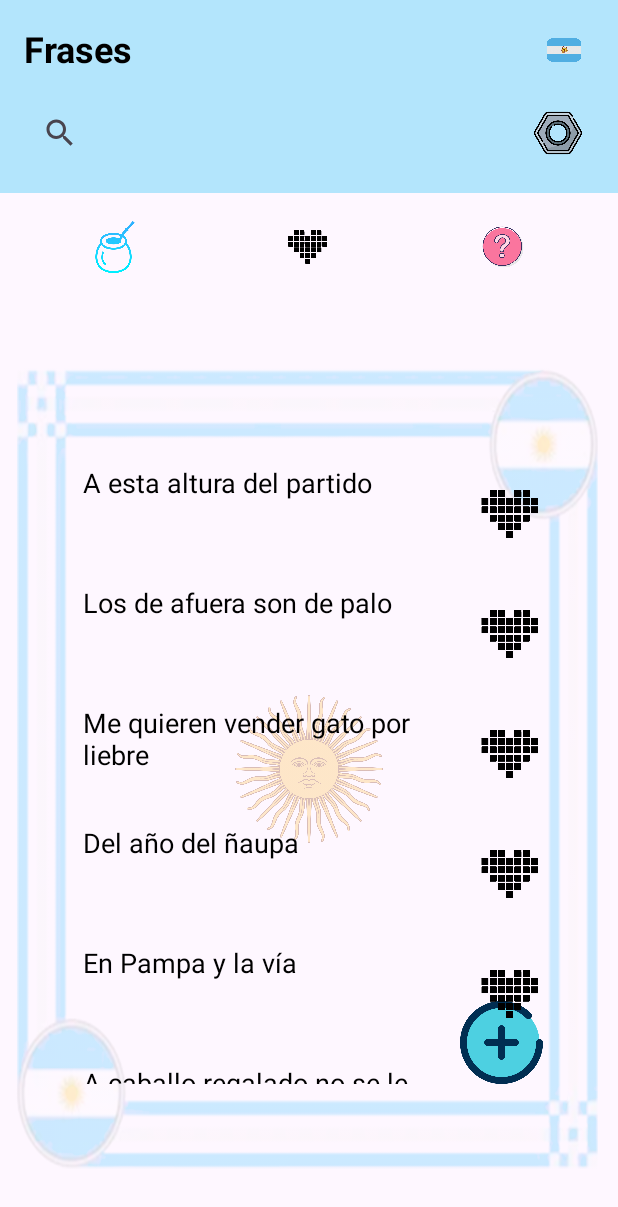
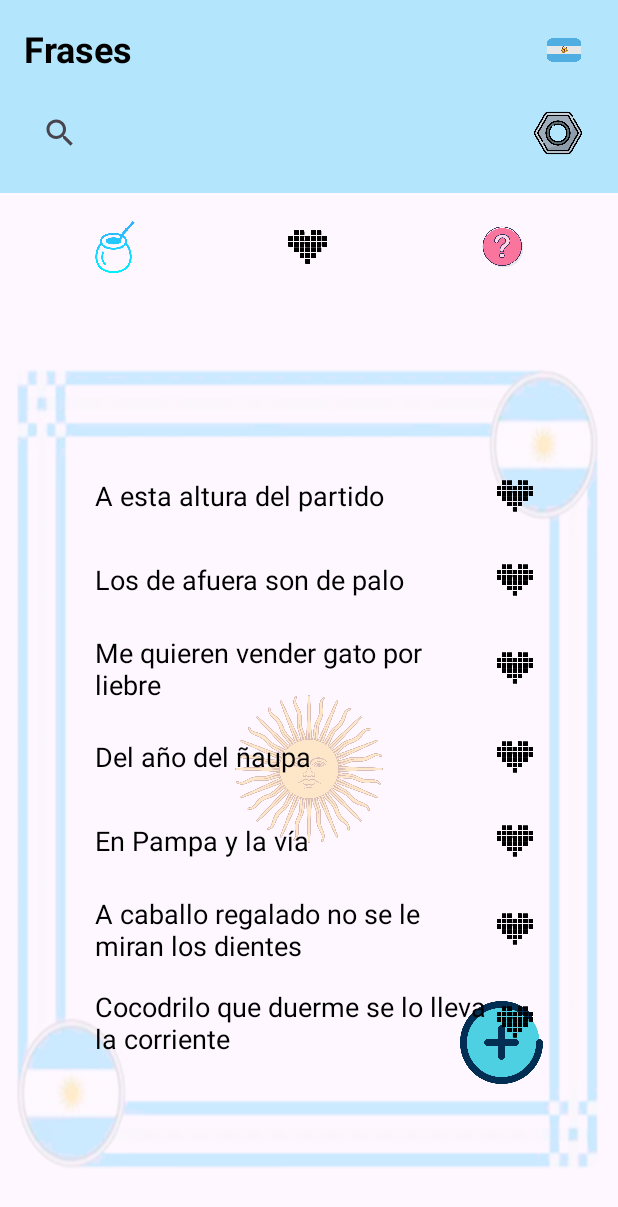
Before and after one commit to GonzaloMModic/final-am-acn4av-modic, an Android app: the screen it shows after launch (MainActivity), on a phone screen of 412 x 824 dp. Shown: the top 1207 px of the screen. Run offline under Robolectric (Android 15) with nearby library versions, the phone set to English and light mode, and no system bars.

Commit message:
feat: agregar RecyclerView, SearchView y adapter para lista principal y favoritos

```diff
--- a/app/src/main/java/com/example/am_acn4av_modic/FraseAdapter.java
+++ b/app/src/main/java/com/example/am_acn4av_modic/FraseAdapter.java
@@ -5,6 +5,7 @@ import android.content.Intent;
 import android.view.LayoutInflater;
 import android.view.View;
 import android.view.ViewGroup;
+import android.widget.ImageButton;
 import android.widget.TextView;
 
 import androidx.annotation.NonNull;
@@ -12,16 +13,23 @@ import androidx.recyclerview.widget.RecyclerView;
 
 import java.util.ArrayList;
 import java.util.List;
+import java.util.Set;
+import java.util.function.Consumer;
 
 public class FraseAdapter extends RecyclerView.Adapter<FraseAdapter.FraseViewHolder> {
+
     private List<Frase> frasesOriginales;
     private List<Frase> frasesFiltradas;
     private Context context;
+    private Set<Integer> frasesFavoritas;
+    private Consumer<Frase> onFavoritoAgregado;
 
-    public FraseAdapter(List<Frase> listaFrases, Context context) {
-        this.frasesOriginales = listaFrases;
-        this.frasesFiltradas = new ArrayList<>(listaFrases);
+    public FraseAdapter(List<Frase> frases, Context context, Set<Integer> frasesFavoritas, Consumer<Frase> onFavoritoAgregado) {
+        this.frasesOriginales = new ArrayList<>(frases); // backup completo
+        this.frasesFiltradas = new ArrayList<>(frases);  // lista que se muestra
         this.context = context;
+        this.frasesFavoritas = frasesFavoritas;
+        this.onFavoritoAgregado = onFavoritoAgregado;
     }
 
     @NonNull
@@ -32,14 +40,37 @@ public class FraseAdapter extends RecyclerView.Adapter<FraseAdapter.FraseViewHol
     }
 
     @Override
-    public void onBindViewHolder(@NonNull FraseViewHolder holder, int position) {
+    public void onBindViewHolder(FraseViewHolder holder, int position) {
         Frase frase = frasesFiltradas.get(position);
         holder.textoFrase.setText(frase.getFrase());
-        holder.textoOrigen.setText("Origen: " + frase.getOrigen());
 
+        // Cambiar el icono del corazón según si está en favoritos
+        if (frasesFavoritas.contains(frase.getIdFrase())) {
+            holder.btnFav.setImageResource(R.drawable.corazon_on);
+        } else {
+            holder.btnFav.setImageResource(R.drawable.corazon_off);
+        }
+
+        // Listener para el botón de favorito
+        holder.btnFav.setOnClickListener(v -> {
+            if (frasesFavoritas.contains(frase.getIdFrase())) {
+                frasesFavoritas.remove(frase.getIdFrase());
+                holder.btnFav.setImageResource(R.drawable.corazon_off);
+            } else {
+                frasesFavoritas.add(frase.getIdFrase());
+                holder.btnFav.setImageResource(R.drawable.corazon_on);
+            }
+        });
+
+        // Listener para ir a DetalleActivity
         holder.itemView.setOnClickListener(v -> {
             Intent intent = new Intent(context, DetalleActivity.class);
-            intent.putExtra("fraseSeleccionada", frase.getFrase()); // O podés pasar el idFrase
+            intent.putExtra("idFrase", frase.getIdFrase());
+            intent.putExtra("frase", frase.getFrase());
+            intent.putExtra("origen", frase.getOrigen());
+            intent.putExtra("significado", frase.getSignificado());
+            intent.putExtra("ejemploUso", frase.getEjemploUso());
+            intent.putExtra("nivelUso", frase.getNivelUso());
             context.startActivity(intent);
         });
     }
@@ -49,28 +80,32 @@ public class FraseAdapter extends RecyclerView.Adapter<FraseAdapter.FraseViewHol
         return frasesFiltradas.size();
     }
 
+
     public void filtrar(String texto) {
         frasesFiltradas.clear();
         if (texto.isEmpty()) {
             frasesFiltradas.addAll(frasesOriginales);
         } else {
-            texto = texto.toLowerCase();
-            for (Frase f : frasesOriginales) {
-                if (f.getFrase().toLowerCase().contains(texto)) {
-                    frasesFiltradas.add(f);
+            String textoLower = texto.toLowerCase();
+            for (Frase frase : frasesOriginales) {
+                if (frase.getFrase().toLowerCase().contains(textoLower)) {
+                    frasesFiltradas.add(frase);
                 }
             }
         }
         notifyDataSetChanged();
     }
 
+
+
     static class FraseViewHolder extends RecyclerView.ViewHolder {
-        TextView textoFrase, textoOrigen;
+        TextView textoFrase;
+        ImageButton btnFav;
 
         public FraseViewHolder(@NonNull View itemView) {
             super(itemView);
             textoFrase = itemView.findViewById(R.id.textoFrase);
-            textoOrigen = itemView.findViewById(R.id.textoOrigen);
+            btnFav = itemView.findViewById(R.id.btnFav);
         }
     }
 }
--- a/app/src/main/java/com/example/am_acn4av_modic/MainActivity.java
+++ b/app/src/main/java/com/example/am_acn4av_modic/MainActivity.java
@@ -6,28 +6,34 @@ import android.util.Log;
 import android.view.View;
 import android.widget.ImageButton;
 import android.widget.LinearLayout;
-import android.widget.ScrollView;
 import android.widget.TextView;
-
+import androidx.appcompat.widget.SearchView;
 import androidx.activity.EdgeToEdge;
 import androidx.appcompat.app.AppCompatActivity;
 import androidx.core.graphics.Insets;
 import androidx.core.view.ViewCompat;
 import androidx.core.view.WindowInsetsCompat;
+import androidx.recyclerview.widget.LinearLayoutManager;
+import androidx.recyclerview.widget.RecyclerView;
 
 import java.util.ArrayList;
 import java.util.List;
 import java.util.Random;
+import java.util.HashSet;
+import java.util.Set;
 
 public class MainActivity extends AppCompatActivity {
+    private RecyclerView recyclerView;
+    private FraseAdapter adapter;
+    private ArrayList<Frase> frases = new ArrayList<>();
+    private Set<Integer> frasesFavoritas = new HashSet<>();
 
-    private LinearLayout linearLayoutFrases;
-    private LinearLayout layoutFrasesFavoritas;
+    private RecyclerView recyclerFavoritos;
+    private FraseAdapter adapterFavoritos;
+
+    //----
     private TextView tituloFrases;
     private LinearLayout layoutFraseDelDia;
-
-    private final List<String> frases = new ArrayList<>();
-    protected List<String> frasesFavoritas = new ArrayList<>();
 
     @Override
     protected void onCreate(Bundle savedInstanceState) {
@@ -38,24 +44,29 @@ public class MainActivity extends AppCompatActivity {
         ViewCompat.setOnApplyWindowInsetsListener(findViewById(R.id.main), (v, insets) -> {
             Insets systemBars = insets.getInsets(WindowInsetsCompat.Type.systemBars());
             v.setPadding(systemBars.left, systemBars.top, systemBars.right, systemBars.bottom);
+
             return insets;
         });
 
+        SearchView searchView = findViewById(R.id.barraBusqueda);
+        recyclerView = findViewById(R.id.recyclerViewFrases);
+        recyclerView.setLayoutManager(new LinearLayoutManager(this));
+        recyclerFavoritos = findViewById(R.id.recyclerFavoritos);
+        recyclerFavoritos.setLayoutManager(new LinearLayoutManager(this));
+
+
         tituloFrases = findViewById(R.id.tituloFrases);
-        layoutFrasesFavoritas = findViewById(R.id.frasesFavoritas);
-        linearLayoutFrases = findViewById(R.id.frasesContainer);
-        LinearLayout layoutFraseDelDia = findViewById(R.id.fraseDelDia);
+
+        layoutFraseDelDia = findViewById(R.id.fraseDelDia);
 
         ImageButton btnInicio = findViewById(R.id.btnInicio);
         ImageButton btnFavoritos = findViewById(R.id.btnFavoritos);
         ImageButton btnFraseDia = findViewById(R.id.btnFraseDia);
 
-        ScrollView scrollFavoritos = findViewById(R.id.scrollFavoritos);
-
         btnInicio.setOnClickListener(v -> {
             tituloFrases.setText("Frases");
-            linearLayoutFrases.setVisibility(View.VISIBLE);
-            scrollFavoritos.setVisibility(View.GONE);
+            recyclerView.setVisibility(View.VISIBLE);
+            recyclerFavoritos.setVisibility(View.GONE);
             layoutFraseDelDia.setVisibility(View.GONE);
 
             btnInicio.setImageResource(R.drawable.mate_on);
@@ -65,113 +76,108 @@ public class MainActivity extends AppCompatActivity {
 
         btnFavoritos.setOnClickListener(v -> {
             tituloFrases.setText("Favoritos");
-            linearLayoutFrases.setVisibility(View.GONE);
-            scrollFavoritos.setVisibility(View.VISIBLE);
+            recyclerView.setVisibility(View.GONE);
+            recyclerFavoritos.setVisibility(View.VISIBLE);
             layoutFraseDelDia.setVisibility(View.GONE);
 
             btnInicio.setImageResource(R.drawable.mate_off);
             btnFavoritos.setImageResource(R.drawable.corazon_on);
             btnFraseDia.setImageResource(R.drawable.pregunta);
+
+
+            List<Frase> favoritas = new ArrayList<>();
+            for (Frase f : frases) {
+                if (frasesFavoritas.contains(f.getIdFrase())) {
+                    favoritas.add(f);
+                }
+            }
+            adapterFavoritos = new FraseAdapter(favoritas, this, frasesFavoritas, this::agregarAFavoritos);
+            recyclerFavoritos.setAdapter(adapterFavoritos);
+
         });
 
         btnFraseDia.setOnClickListener(v -> {
-            tituloFrases.setText("Frase del día");
-            linearLayoutFrases.setVisibility(View.GONE);
-            scrollFavoritos.setVisibility(View.GONE);
+            tituloFrases.setText("Frase aleatoria");
+            recyclerView.setVisibility(View.GONE);
+            recyclerFavoritos.setVisibility(View.GONE);
             layoutFraseDelDia.setVisibility(View.VISIBLE);
 
             btnInicio.setImageResource(R.drawable.mate_off);
             btnFavoritos.setImageResource(R.drawable.corazon_off);
             btnFraseDia.setImageResource(R.drawable.pregunta);
-            mostrarFraseDelDia();
+            mostrarFraseAleatoria();
         });
 
         cargarFrases();
-        mostrarFrases();
+        adapter = new FraseAdapter(frases, this, frasesFavoritas, this::agregarAFavoritos);
+        recyclerView.setAdapter(adapter);
+
+        searchView.setOnQueryTextListener(new SearchView.OnQueryTextListener() {
+            @Override
+            public boolean onQueryTextSubmit(String query) {
+                // Cuando el usuario presiona enter/lupa
+                aplicarFiltro(query);
+                adapter.filtrar(query);
+                return false;
+            }
+
+            @Override
+            public boolean onQueryTextChange(String newText) {
+                // Mientras el usuario escribe
+                aplicarFiltro(newText);
+                adapter.filtrar(newText);
+                return false;
+            }
+        });
+    }
+
+    private void aplicarFiltro(String texto) {
+        if (recyclerView.getVisibility() == View.VISIBLE) {
+            adapter.filtrar(texto);
+        } else if (recyclerFavoritos.getVisibility() == View.VISIBLE) {
+            adapterFavoritos.filtrar(texto);
+        }
     }
     private void cargarFrases() {
-        frases.add("A esta altura del partido");
-        frases.add("Los de afuera son de palo");
-        frases.add("Me quieren vender gato por liebre");
-        frases.add("Del año del ñaupa");
-        frases.add("En Pampa y la vía");
-        frases.add("A caballo regalado no se le miran los dientes");
-        frases.add("Cocodrilo que duerme se lo lleva la corriente");
-        frases.add("Más vale pájaro en mano que cien volando");
-        frases.add("Ser de fierro");
-        frases.add("Ser Gardel");
-        frases.add("Pegar un tubazo");
-        frases.add("Ser de madera");
-        frases.add("De queruza");
-        frases.add("Se le saltó la térmica");
-        frases.add("Hacer la gamba");
-        frases.add("Estar al horno");
-        frases.add("Saltar la ficha");
-        frases.add("Ser un chanta");
-        frases.add("Mandar fruta");
-        frases.add("Me tiro a la pileta");
-        frases.add("Acá el que no corre vuela");
-        frases.add("Buscarle la quinta pata al gato");
-        frases.add("No hay tu tía");
-
+        frases.add(new Frase(1, "A esta altura del partido", "origen1", "significado2", "ejemplo3", 0));
+        frases.add(new Frase(2, "Los de afuera son de palo", "origen1", "significado2", "ejemplo3", 0));
+        frases.add(new Frase(3, "Me quieren vender gato por liebre", "origen1", "significado2", "ejemplo3", 0));
+        frases.add(new Frase(4, "Del año del ñaupa", "origen1", "significado2", "ejemplo3", 0));
+        frases.add(new Frase(5, "En Pampa y la vía", "origen1", "significado2", "ejemplo3", 0));
+        frases.add(new Frase(6, "A caballo regalado no se le miran los dientes", "origen1", "significado2", "ejemplo3", 0));
+        frases.add(new Frase(7, "Cocodrilo que duerme se lo lleva la corriente", "origen1", "significado2", "ejemplo3", 0));
+        frases.add(new Frase(8, "Más vale pájaro en mano que cien volando", "origen1", "significado2", "ejemplo3", 0));
+        frases.add(new Frase(9, "Ser de fierro", "origen1", "significado2", "ejemplo3", 0));
+        frases.add(new Frase(10, "Ser Gardel", "origen1", "significado2", "ejemplo3", 0));
+        frases.add(new Frase(11, "Pegar un tubazo", "origen1", "significado2", "ejemplo3", 0));
+        frases.add(new Frase(12, "Ser de madera", "origen1", "significado2", "ejemplo3", 0));
+        frases.add(new Frase(13, "De queruza", "origen1", "significado2", "ejemplo3", 0));
+        frases.add(new Frase(14, "Se le saltó la térmica", "origen1", "significado2", "ejemplo3", 0));
+        frases.add(new Frase(15, "Hacer la gamba", "origen1", "significado2", "ejemplo3", 0));
+        frases.add(new Frase(16, "Estar al horno", "origen1", "significado2", "ejemplo3", 0));
+        frases.add(new Frase(17, "Saltar la ficha", "origen1", "significado2", "ejemplo3", 0));
+        frases.add(new Frase(18, "Ser un chanta", "origen1", "significado2", "ejemplo3", 0));
+        frases.add(new Frase(19, "Mandar fruta", "origen1", "significado2", "ejemplo3", 0));
+        frases.add(new Frase(20, "Me tiro a la pileta", "origen1", "significado2", "ejemplo3", 0));
+        frases.add(new Frase(21, "Acá el que no corre vuela", "origen1", "significado2", "ejemplo3", 0));
+        frases.add(new Frase(22, "Buscarle la quinta pata al gato", "origen1", "significado2", "ejemplo3", 0));
+        frases.add(new Frase(23, "No hay tu tía", "origen1", "significado2", "ejemplo3", 0));
         Log.d("Frases", "Total frases cargadas: " + frases.size());
-
-
     }
-
-    private void mostrarFrases() {
-        for (String frase : frases) {
-            Log.d("DEBUG", "Agregando frase: " + frase);
-            LinearLayout contenedor = new LinearLayout(this);
-            contenedor.setOrientation(LinearLayout.HORIZONTAL);
-            contenedor.setPadding(0, 10, 0, 10);
-
-            TextView textView = new TextView(this);
-            textView.setText(frase);
-            textView.setTextSize(18);
-            textView.setTextColor(Color.BLACK);
-            textView.setLayoutParams(new LinearLayout.LayoutParams(0, LinearLayout.LayoutParams.WRAP_CONTENT, 1f));
-
-            ImageButton btnFav = new ImageButton(this);
-            btnFav.setImageResource(R.drawable.corazon_off);
-            btnFav.setBackgroundColor(Color.TRANSPARENT);
-            btnFav.setAdjustViewBounds(true);
-            btnFav.setMaxWidth(100);
-            btnFav.setMaxHeight(100);
-
-            btnFav.setOnClickListener(v -> {
-                if (!frasesFavoritas.contains(frase)) {
-                    frasesFavoritas.add(frase);
-                    btnFav.setImageResource(R.drawable.corazon_on);
-                    agregarAFavoritos(frase);
-                }
-            });
-
-            contenedor.addView(textView);
-            contenedor.addView(btnFav);
-
-            linearLayoutFrases.addView(contenedor);
-        }
-
-    }
-
-    private void mostrarFraseDelDia() {
+    private void mostrarFraseAleatoria() {
         if (!frases.isEmpty()) {
             Random random = new Random();
-            String fraseAleatoria = frases.get(random.nextInt(frases.size()));
-
+            Frase fraseAleatoria = frases.get(random.nextInt(frases.size()));
             TextView fraseDelDiaText = findViewById(R.id.fraseDelDiaText);
-            fraseDelDiaText.setText(fraseAleatoria);
+            fraseDelDiaText.setText(fraseAleatoria.getFrase());
         }
     }
-
-    private void agregarAFavoritos(String frase) {
+    private void agregarAFavoritos(Frase frase) {
         TextView textoFavorito = new TextView(this);
-        textoFavorito.setText(frase);
+        textoFavorito.setText(frase.getFrase());
         textoFavorito.setTextSize(18);
         textoFavorito.setTextColor(Color.BLACK);
         textoFavorito.setPadding(80, 10, 80, 10);
         textoFavorito.setTextAlignment(View.TEXT_ALIGNMENT_CENTER);
-        layoutFrasesFavoritas.addView(textoFavorito);
     }
 }
--- a/app/src/main/res/layout/activity_main.xml
+++ b/app/src/main/res/layout/activity_main.xml
@@ -133,22 +133,24 @@
             android:contentDescription="@string/btn_nuevas_frases"
             android:scaleType="fitCenter"
             android:src="@drawable/btn_agregar"
-            app:layout_constraintBottom_toBottomOf="@+id/scrollFrases"
-            app:layout_constraintEnd_toEndOf="@+id/scrollFrases"
+            app:layout_constraintBottom_toBottomOf="@+id/recyclerViewFrases"
+            app:layout_constraintEnd_toEndOf="@+id/recyclerViewFrases"
             app:layout_constraintStart_toEndOf="@+id/solPatrio" />
 
         <ImageView
             android:id="@+id/fondoMarco"
             android:layout_width="0dp"
             android:layout_height="0dp"
+            android:alpha="0.2"
+            android:contentDescription="@string/marco_fondo"
+            android:scaleType="fitCenter"
             android:src="@drawable/fondo_marco"
-            android:alpha="0.2"
-            android:scaleType="fitCenter"
+            app:layout_constraintBottom_toBottomOf="parent"
+            app:layout_constraintEnd_toEndOf="parent"
+            app:layout_constraintHorizontal_bias="0.0"
+            app:layout_constraintStart_toStartOf="parent"
             app:layout_constraintTop_toTopOf="parent"
-            app:layout_constraintBottom_toBottomOf="parent"
-            app:layout_constraintStart_toStartOf="parent"
-            app:layout_constraintEnd_toEndOf="parent"
-            android:contentDescription="@string/marco_fondo"/>
+            app:layout_constraintVertical_bias="0.0" />
 
         <ImageView
             android:id="@+id/solPatrio"
@@ -164,48 +166,33 @@
             android:contentDescription="@string/sol_fondo"/>
 
         <!-- Sección: Lista de frases -->
-        <ScrollView
-            android:id="@+id/scrollFrases"
+        <androidx.recyclerview.widget.RecyclerView
+            android:id="@+id/recyclerViewFrases"
             android:layout_width="0dp"
             android:layout_height="420dp"
-            android:fillViewport="true"
             android:paddingStart="55dp"
             android:paddingEnd="40dp"
+            android:clipToPadding="false"
+            android:visibility="visible"
+            app:layout_constraintTop_toTopOf="parent"
             app:layout_constraintBottom_toBottomOf="parent"
+            app:layout_constraintStart_toStartOf="parent"
             app:layout_constraintEnd_toEndOf="parent"
-            app:layout_constraintStart_toStartOf="parent"
-            app:layout_constraintTop_toTopOf="parent">
-
-            <LinearLayout
-                android:id="@+id/frasesContainer"
-                android:layout_width="match_parent"
-                android:layout_height="wrap_content"
-                android:orientation="vertical">
-
-            </LinearLayout>
-        </ScrollView>
+            tools:listitem="@layout/item_frase"/>
 
         <!-- Sección: Favoritos -->
-        <ScrollView
-            android:id="@+id/scrollFavoritos"
+        <androidx.recyclerview.widget.RecyclerView
+            android:id="@+id/recyclerFavoritos"
             android:layout_width="0dp"
-            android:layout_height="420dp"
-            android:fillViewport="true"
+            android:layout_height="0dp"
             android:visibility="gone"
             app:layout_constraintTop_toTopOf="parent"
             app:layout_constraintBottom_toBottomOf="parent"
             app:layout_constraintStart_toStartOf="parent"
             app:layout_constraintEnd_toEndOf="parent"
-            >
-
-            <LinearLayout
-                android:id="@+id/frasesFavoritas"
-                android:layout_width="match_parent"
-                android:layout_height="wrap_content"
-                android:orientation="vertical">
-
-            </LinearLayout>
-        </ScrollView>
+            android:padding="16dp"
+            android:clipToPadding="false"
+            />
 
         <!-- Sección: Frase del día -->
         <LinearLayout
@@ -250,7 +237,6 @@
                     android:paddingTop="16dp"
                     android:paddingBottom="16dp">
 
-                    <!-- Acá ponés tus 5 imágenes -->
                     <ImageView
                         android:layout_width="40dp"
                         android:layout_height="40dp"
--- a/app/src/main/res/layout/item_frase.xml
+++ b/app/src/main/res/layout/item_frase.xml
@@ -3,32 +3,41 @@
     xmlns:android="http://schemas.android.com/apk/res/android"
     xmlns:app="http://schemas.android.com/apk/res-auto"
     android:layout_width="match_parent"
-    android:layout_height="match_parent">
+    android:layout_height="wrap_content"
+    android:padding="8dp">
 
     <LinearLayout
-        android:layout_width="match_parent"
+        android:layout_width="0dp"
         android:layout_height="wrap_content"
-        android:padding="12dp"
-        android:orientation="vertical"
+        android:orientation="horizontal"
+        android:gravity="center_vertical"
         app:layout_constraintTop_toTopOf="parent"
         app:layout_constraintBottom_toBottomOf="parent"
         app:layout_constraintStart_toStartOf="parent"
         app:layout_constraintEnd_toEndOf="parent">
 
-        <TextView
-            android:id="@+id/textoFrase"
-            android:layout_width="match_parent"
+        <LinearLayout
+            android:layout_width="0dp"
             android:layout_height="wrap_content"
-            android:textSize="18sp"
-            android:textColor="#000" />
+            android:layout_weight="1"
+            android:orientation="vertical">
 
-        <TextView
-            android:id="@+id/textoOrigen"
-            android:layout_width="match_parent"
-            android:layout_height="wrap_content"
-            android:textSize="14sp"
-            android:textColor="#666" />
+            <TextView
+                android:id="@+id/textoFrase"
+                android:layout_width="wrap_content"
+                android:layout_height="wrap_content"
+                android:textSize="18sp"
+                android:textColor="#000" />
+        </LinearLayout>
 
+        <ImageButton
+            android:id="@+id/btnFav"
+            android:layout_width="40dp"
+            android:layout_height="40dp"
+            android:adjustViewBounds="true"
+            android:background="@null"
+            android:contentDescription="@string/btn_favorito"
+            android:scaleType="fitCenter"
+            android:src="@drawable/corazon_off"/>
     </LinearLayout>
-
 </androidx.constraintlayout.widget.ConstraintLayout>
--- a/app/src/main/res/values/strings.xml
+++ b/app/src/main/res/values/strings.xml
@@ -11,4 +11,5 @@
     <string name="sin_frases">Aún no hay frases favoritas</string>
     <string name="img_matecito_nivel_uso">Imágen matecito para nivel de uso</string>
     <string name="hello">hola_mundo</string>
+    <string name="btn_favorito">boton para agregar frases a la lista de favoritos</string>
 </resources>
```
Also changed, not shown: app/src/main/AndroidManifest.xml (+7 -0 lines), app/src/main/java/com/example/am_acn4av_modic/Frase.java (+13 -1 lines).
